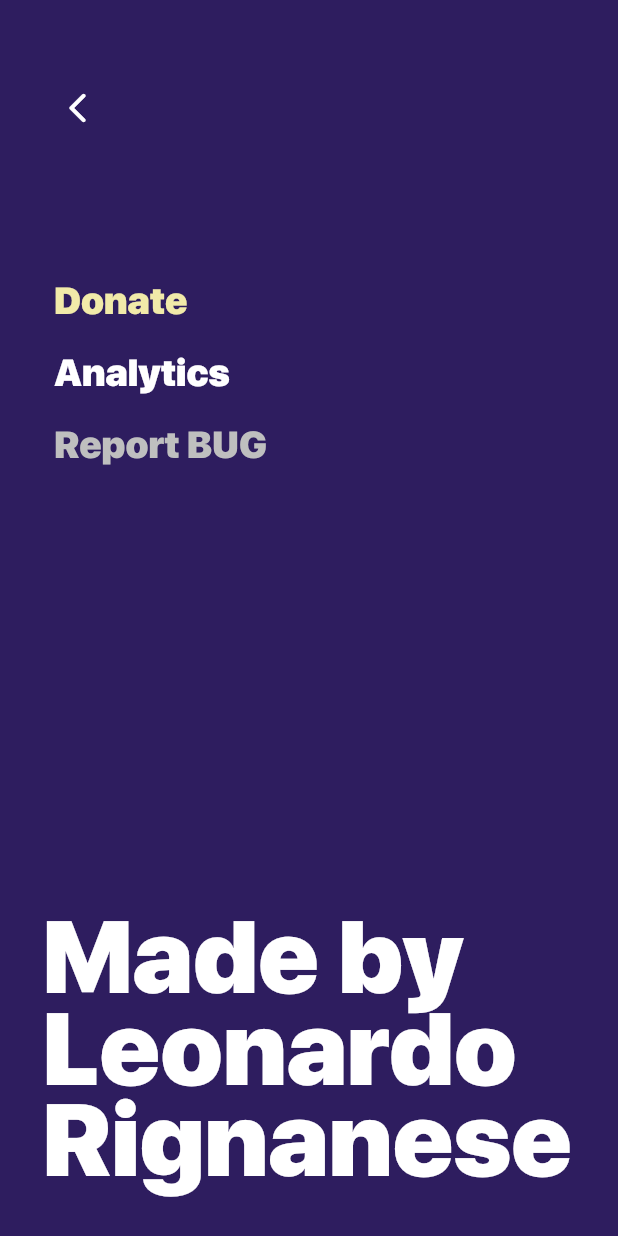
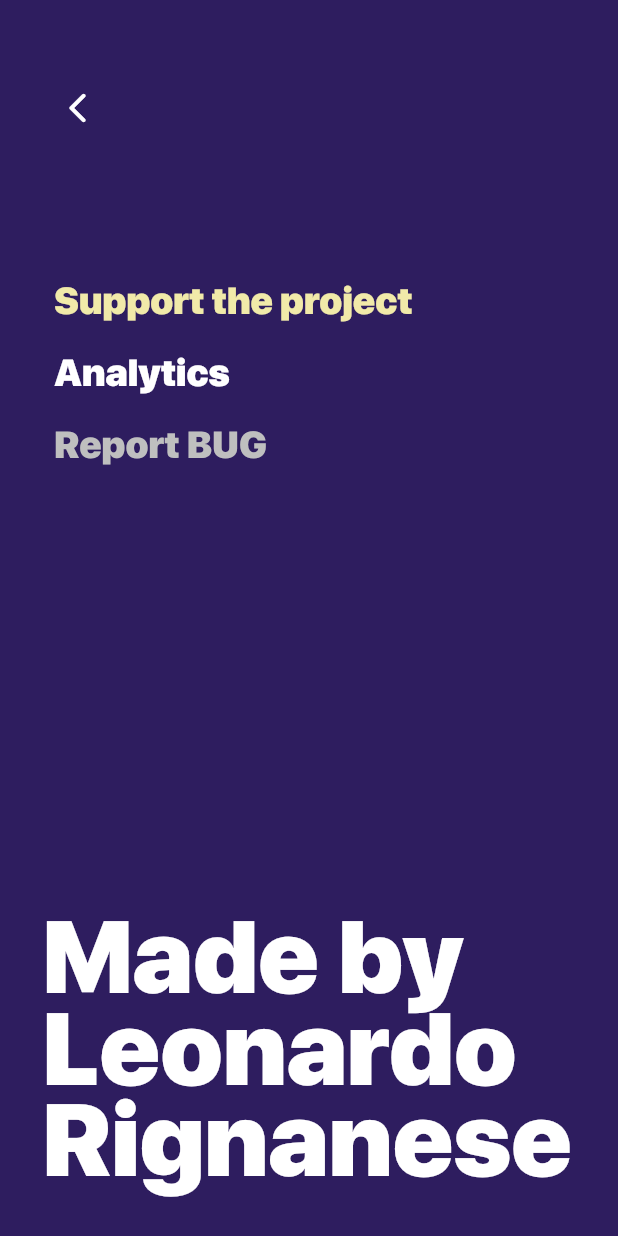
Before and after one commit to rignaneseleo/SpeakEasy, a Flutter app: the InfoPage screen opened directly, on a phone screen of 412 x 824 dp. Run offline on Flutter 3.47's test engine with Material 2 defaults, Android fonts, the phone set to English and light mode, and no system bars; drawn by our look-alikes of auto_size_text; our stand-ins replace csv, easy_localization, flutter_riverpod, fluttertoast, get, simple_animations and 2 more; missing offline and left inert: soundpool; statements that could not run were skipped.

Commit message:
localized info page

```diff
--- a/opentabu/assets/lang/en.json
+++ b/opentabu/assets/lang/en.json
@@ -37,5 +37,8 @@
   "next_turn": "NEXT TURN",
   "winners_are": "The winners are:\n",
   "#is_the_winner": "Team {} is the winner!",
-  "advanced_preferences": "{} ADVANCED PREFERENCES"
+  "advanced_preferences": "{} ADVANCED PREFERENCES",
+  "Support":  "Support the project",
+  "Analytics": "Analytics",
+  "report_bug": "Report BUG"
 }
--- a/opentabu/assets/lang/it.json
+++ b/opentabu/assets/lang/it.json
@@ -26,5 +26,8 @@
   "adjust_score": "Sistema il punteggio del team {}:",
   "next_turn": "Turno successivo",
   "winners_are": "I vincitori sono:\n",
-  "#is_the_winner": "Il team {} ha vinto!"
+  "#is_the_winner": "Il team {} ha vinto!",
+  "Support":  "Supporta il progetto",
+  "Analytics": "Statistiche",
+  "report_bug": "Segnala un problema"
 }
--- a/opentabu/lib/view/info_page.dart
+++ b/opentabu/lib/view/info_page.dart
@@ -35,7 +35,7 @@ class InfoPage extends StatelessWidget {
             TextButton(
               onPressed: () => showToast("Soon available, but thanks! :)"),
               child: new Text(
-                "Donate",
+                "Support".tr(),
                 style: Theme.of(context)
                     .textTheme
                     .headline4
@@ -45,7 +45,7 @@ class InfoPage extends StatelessWidget {
             TextButton(
               onPressed: () => showToast("Stay tuned ;)"),
               child: new Text(
-                "Analytics",
+                "Analytics".tr(),
                 style: Theme.of(context).textTheme.headline4,
               ),
             ),
@@ -53,7 +53,7 @@ class InfoPage extends StatelessWidget {
               onPressed: () =>
                   _launchURL("mailto:$emailLeo?subject=Bug%20tabu%20"),
               child: new Text(
-                "Report BUG",
+                "report_bug".tr(),
                 style: Theme.of(context)
                     .textTheme
                     .headline4
```
